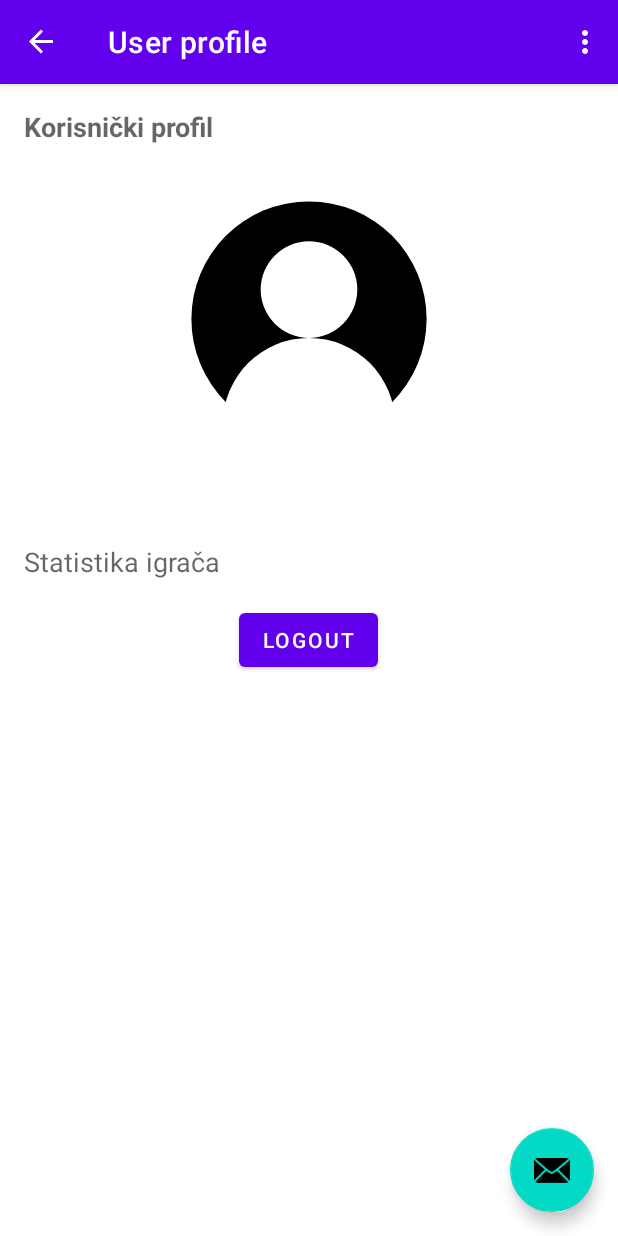
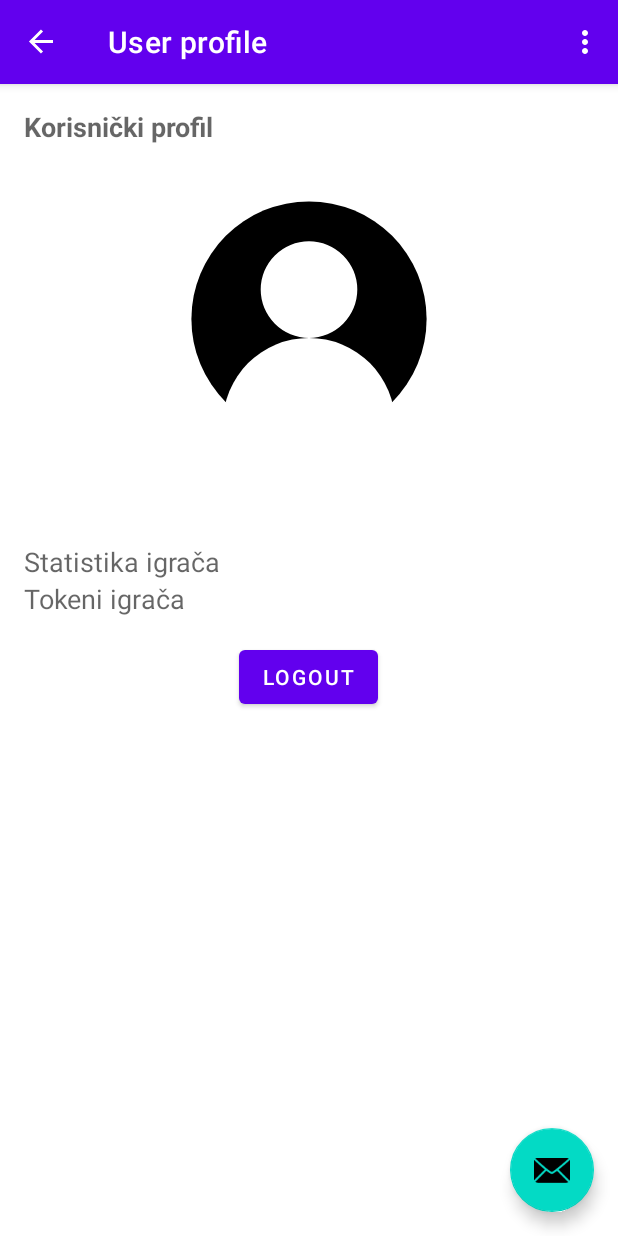
Before and after one commit to chacho185/KvizSlagalica, an Android app: the ProfileFragment screen opened through its navigation route, on a phone screen of 412 x 824 dp. Run offline under Robolectric (Android 15) with nearby library versions, the phone set to English and light mode, and no system bars; our stand-ins replace Firebase (no records; nobody signed in at launch, a user with empty details on screens opened directly), navigation-ui.

Commit message:
Add tokens for newly registered users
Add tokens for newly registered users

```diff
--- a/app/build.gradle
+++ b/app/build.gradle
@@ -48,6 +48,7 @@ dependencies {
     implementation 'com.google.firebase:firebase-auth-ktx:21.0.3'
     implementation 'androidx.cardview:cardview:1.0.0'
     implementation 'com.google.firebase:firebase-storage-ktx:20.2.1'
+    implementation 'com.google.firebase:firebase-firestore-ktx:24.6.1'
     testImplementation 'junit:junit:4.13.2'
     androidTestImplementation 'androidx.test.ext:junit:1.1.3'
     androidTestImplementation 'androidx.test.espresso:espresso-core:3.4.0'
--- a/app/src/main/java/com/example/igricaslagalica/controller/auth/FirebaseAuthController.kt
+++ b/app/src/main/java/com/example/igricaslagalica/controller/auth/FirebaseAuthController.kt
@@ -1,11 +1,16 @@
 package com.example.igricaslagalica.controller.auth
 
+import android.util.Log
+import com.example.igricaslagalica.model.Player
 import com.google.firebase.auth.FirebaseAuth
 import com.google.firebase.auth.UserProfileChangeRequest
+import com.google.firebase.firestore.FirebaseFirestore
 
-class FirebaseAuthController {
+class FirebaseAuthController(private val db: FirebaseFirestore) {
 
     private val mAuth = FirebaseAuth.getInstance()
+
+
 
     fun signUp(email: String, password: String, username: String, listener: AuthListener) {
         mAuth.createUserWithEmailAndPassword(email, password).addOnCompleteListener { task ->
@@ -16,9 +21,18 @@ class FirebaseAuthController {
                     .setDisplayName(username).build()
 
                 user?.updateProfile(profileUpdates)
-                    ?.addOnCompleteListener { task ->
-                        if (task.isSuccessful) {
-                            listener.onAuthSuccess()
+                    ?.addOnCompleteListener { profileUpdateTask ->
+                        if (profileUpdateTask.isSuccessful) {
+                            // Add new player to Firestore after successful registration
+                            val player = Player(id = user.uid, email = email, username = username, tokens = 5)
+                            db.collection("players").document(user.uid).set(player)
+                                .addOnSuccessListener {
+                                    listener.onAuthSuccess()
+                                }.addOnFailureListener { exception ->
+                                    listener.onAuthFailed(exception.message ?: "Failed to add player to Firestore.")
+                                }
+                        } else {
+                            listener.onAuthFailed(profileUpdateTask.exception?.message ?: "Failed to update profile.")
                         }
                     }
             } else {
@@ -45,4 +59,23 @@ class FirebaseAuthController {
     }
 
     // ostale metode checkIfUserIsSignedIn, etc.
+
+    fun loadPlayer(uid: String, onComplete: (Player) -> Unit) {
+        db.collection("players").document(uid).get()
+            .addOnSuccessListener { document ->
+                if (document != null) {
+                    val player = document.toObject(Player::class.java)
+                    if (player != null) {
+                        onComplete(player)
+                    }
+                } else {
+                    Log.d("FirebaseAuthController", "No such document")
+                }
+            }
+            .addOnFailureListener { exception ->
+                Log.d("FirebaseAuthController", "get failed with ", exception)
+            }
+    }
+
+
 }
--- a/app/src/main/java/com/example/igricaslagalica/view/LoginFragment.kt
+++ b/app/src/main/java/com/example/igricaslagalica/view/LoginFragment.kt
@@ -11,6 +11,7 @@ import com.example.igricaslagalica.controller.auth.FirebaseAuthController
 import androidx.navigation.fragment.findNavController
 import com.example.igricaslagalica.R
 import com.example.igricaslagalica.databinding.FragmentLoginBinding
+import com.google.firebase.firestore.FirebaseFirestore
 
 /**
  * A simple [Fragment] subclass as the second destination in the navigation.
@@ -22,13 +23,15 @@ class LoginFragment : Fragment(), AuthListener {
 
     // Dodajte instancu FirebaseAuthController-a
     private lateinit var authController: FirebaseAuthController
-
+    init {
+        val db = FirebaseFirestore.getInstance()
+        authController = FirebaseAuthController(db)
+    }
     override fun onCreateView(
         inflater: LayoutInflater, container: ViewGroup?,
         savedInstanceState: Bundle?
     ): View {
         _binding = FragmentLoginBinding.inflate(inflater, container, false)
-        authController = FirebaseAuthController()
         return binding.root
 
     }
--- a/app/src/main/java/com/example/igricaslagalica/view/ProfileFragment.kt
+++ b/app/src/main/java/com/example/igricaslagalica/view/ProfileFragment.kt
@@ -17,20 +17,24 @@ import com.example.igricaslagalica.R
 import com.example.igricaslagalica.controller.auth.FirebaseAuthController
 import com.example.igricaslagalica.databinding.FragmentProfileBinding
 import com.google.firebase.auth.FirebaseAuth
+import com.google.firebase.firestore.FirebaseFirestore
 import com.google.firebase.storage.FirebaseStorage
 
 
 class ProfileFragment : Fragment() {
 
     private var _binding: FragmentProfileBinding? = null
-    private val authController = FirebaseAuthController()
+    private val authController: FirebaseAuthController
     private lateinit var content: ActivityResultLauncher<String>
 
     // This property is only valid between onCreateView and
     // onDestroyView.
     private val binding get() = _binding!!
 
-
+    init {
+        val db = FirebaseFirestore.getInstance()
+        authController = FirebaseAuthController(db)
+    }
     override fun onCreateView(
         inflater: LayoutInflater, container: ViewGroup?,
         savedInstanceState: Bundle?
@@ -96,6 +100,16 @@ class ProfileFragment : Fragment() {
             authController.signOut()
             findNavController().navigate(R.id.action_profileFragment_to_loginFragment)
         }
+
+
+        //...
+
+        if (user != null) {
+            authController.loadPlayer(user.uid) { player ->
+                // Show the player's tokens somewhere
+                binding.textViewTokeni.text = player.tokens.toString()
+            }
+        }
     }
 
     override fun onDestroyView() {
--- a/app/src/main/res/layout/fragment_profile.xml
+++ b/app/src/main/res/layout/fragment_profile.xml
@@ -59,6 +59,16 @@
                 android:textAppearance="?android:textAppearanceMedium"
                 android:text="Statistika igrača" />
 
+            <!-- Tokeni igrača -->
+            <TextView
+                android:id="@+id/textViewTokeni"
+                android:layout_width="match_parent"
+                android:layout_height="wrap_content"
+                android:paddingStart="16dp"
+                android:paddingEnd="16dp"
+                android:textAppearance="?android:textAppearanceMedium"
+                android:text="Tokeni igrača" />
+
             <!-- Opcija za logout -->
             <Button
                 android:id="@+id/buttonLogout"
```
Also changed, not shown: app/src/main/java/com/example/igricaslagalica/model/Player.kt (added, +8 -0 lines), app/src/main/java/com/example/igricaslagalica/view/RegistrationFragment.kt (+11 -3 lines).
